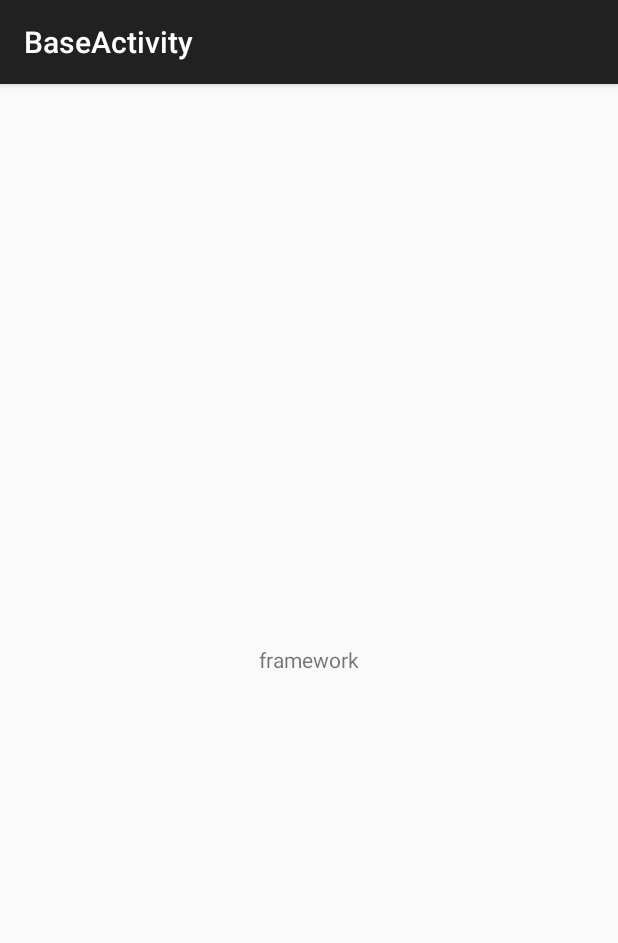
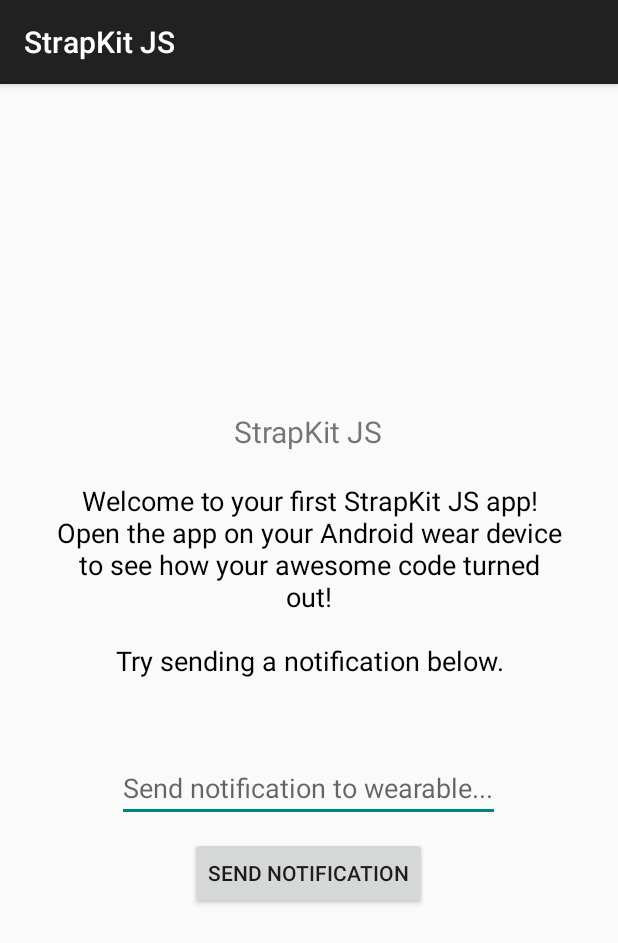
Before and after one commit to strap/strapkit_wear, an Android app: the screen it shows after launch (BaseActivity), on a phone screen of 412 x 824 dp. Shown: the top 943 px of the screen. Run offline under Robolectric (Android 15) with nearby library versions, the phone set to English and light mode, and no system bars.

Commit message:
Added some spruce up chagnes

```diff
--- a/bin/templates/framework/mobile/src/main/java/com/straphq/strapkit/framework/BaseActivity.java
+++ b/bin/templates/framework/mobile/src/main/java/com/straphq/strapkit/framework/BaseActivity.java
@@ -1,10 +1,19 @@
 package com.straphq.strapkit.framework;
 
+import android.app.PendingIntent;
 import android.content.Intent;
 import android.support.v7.app.ActionBarActivity;
 import android.os.Bundle;
+import android.text.TextUtils;
+import android.view.View;
 import android.view.ViewGroup;
 import android.webkit.JavascriptInterface;
+import android.widget.Button;
+import android.widget.EditText;
+
+import android.support.v4.app.NotificationCompat;
+import android.support.v4.app.NotificationManagerCompat;
+import android.support.v4.app.NotificationCompat.WearableExtender;
 
 import com.straphq.strapkit.strapkit_lib.messaging.StrapKitMessageService;
 import com.straphq.strapkit.strapkit_lib.util.StrapKitJsInterface;
@@ -19,8 +28,53 @@ public class BaseActivity extends ActionBarActivity {
         super.onCreate(savedInstanceState);
         setContentView(R.layout.activity_base);
 
+        // This is all you need for an already developed app
         Intent serviceIntent = new Intent(this, StrapKitMessageService.class);
         startService(serviceIntent);
 
+        // This is for the testing of StrapKit JS
+        initializeViews();
+    }
+
+    private EditText mNotificationText;
+    private Button mSendNotification;
+
+    private void initializeViews() {
+
+        mNotificationText = (EditText) findViewById(R.id.notification_edit_text);
+        mSendNotification = (Button) findViewById(R.id.notification_button);
+
+        mSendNotification.setOnClickListener(new View.OnClickListener() {
+            @Override
+            public void onClick(View v) {
+                sendNotification();
+            }
+        });
+
+    }
+
+    private String getNotificationText() {
+        String notificationText = mNotificationText.getText().toString();
+        if (TextUtils.isEmpty(notificationText)) {
+            notificationText = "Congrats on your first wearable notification!";
+        }
+        return notificationText;
+    }
+
+    private void sendNotification() {
+        int notificationId = 001;
+
+        NotificationCompat.Builder notificationBuilder =
+                new NotificationCompat.Builder(this)
+                        .setSmallIcon(R.drawable.ic_launcher)
+                        .setContentTitle("StrapKit JS")
+                        .setContentText(getNotificationText());
+
+// Get an instance of the NotificationManager service
+        NotificationManagerCompat notificationManager =
+                NotificationManagerCompat.from(this);
+
+// Build the notification and issues it with notification manager.
+        notificationManager.notify(notificationId, notificationBuilder.build());
     }
 }
--- a/bin/templates/framework/mobile/src/main/res/layout/activity_base.xml
+++ b/bin/templates/framework/mobile/src/main/res/layout/activity_base.xml
@@ -7,8 +7,47 @@
     android:id="@+id/layout"
     tools:context="com.straphq.strapkit.framework.BaseActivity">
 
-    <TextView android:text="@string/app_name" android:layout_width="wrap_content"
+    <RelativeLayout
+        android:layout_width="match_parent"
         android:layout_height="wrap_content"
-        android:layout_centerInParent="true"/>
+        android:layout_centerInParent="true">
+
+        <TextView android:text="@string/app_name" android:layout_width="wrap_content"
+            android:layout_height="wrap_content"
+            android:layout_centerHorizontal="true"
+            android:layout_alignParentTop="true"
+            android:id="@+id/title_text"
+            android:textSize="20dp"/>
+
+        <TextView
+            android:layout_width="match_parent"
+            android:layout_height="wrap_content"
+            android:textColor="@android:color/black"
+            android:text="@string/app_description"
+            android:padding="20dp"
+            android:gravity="center"
+            android:textSize="18dp"
+            android:id="@+id/description_text"
+            android:layout_below="@id/title_text"/>
+
+        <EditText
+            android:layout_width="wrap_content"
+            android:layout_height="wrap_content"
+            android:hint="@string/notification_text_hint"
+            android:imeOptions="actionGo"
+            android:layout_below="@id/description_text"
+            android:id="@+id/notification_edit_text"
+            android:layout_marginTop="30dp"
+            android:layout_centerHorizontal="true"/>
+
+        <Button
+            android:layout_width="wrap_content"
+            android:layout_height="wrap_content"
+            android:text="@string/notification_button_text"
+            android:id="@+id/notification_button"
+            android:layout_centerHorizontal="true"
+            android:layout_below="@id/notification_edit_text"
+            android:layout_marginTop="10dp" />
+    </RelativeLayout>
 
 </RelativeLayout>
--- a/bin/templates/framework/mobile/src/main/res/values/strings.xml
+++ b/bin/templates/framework/mobile/src/main/res/values/strings.xml
@@ -1,9 +1,12 @@
 <?xml version="1.0" encoding="utf-8"?>
 <resources>
 
-    <string name="app_name">framework</string>
-    <string name="title_activity_base">BaseActivity</string>
+    <string name="app_name">StrapKit JS</string>
+    <string name="title_activity_base">StrapKit JS</string>
     <string name="hello_world">Hello world!</string>
     <string name="action_settings">Settings</string>
+    <string name="app_description">Welcome to your first StrapKit JS app! Open the app on your Android wear device to see how your awesome code turned out!\n\nTry sending a notification below.</string>
+    <string name="notification_text_hint">Send notification to wearable...</string>
+    <string name="notification_button_text">Send Notification</string>
 
 </resources>
--- a/bin/templates/framework/wear/src/main/java/com/straphq/strapkit/framework/StrapKitApplication.java
+++ b/bin/templates/framework/wear/src/main/java/com/straphq/strapkit/framework/StrapKitApplication.java
@@ -23,6 +23,10 @@ public class StrapKitApplication extends Application {
         }
     }
 
+    public boolean hasFinishedSplash() {
+        return mHasFinishedSplash;
+    }
+
     public void finishedSplashPage() {
         mHasFinishedSplash = true;
         Collections.reverse(baseActivities);
--- a/bin/templates/framework/wear/src/main/res/values/strings.xml
+++ b/bin/templates/framework/wear/src/main/res/values/strings.xml
@@ -1,10 +1,10 @@
 <?xml version="1.0" encoding="utf-8"?>
 <resources>
 
-    <string name="app_name">framework</string>
+    <string name="app_name">StrapKit JS</string>
     <string name="hello_round">Hello Round World!</string>
     <string name="hello_square">Hello Square World!</string>
-    <string name="title_activity_splash">SplashActivity</string>
+    <string name="title_activity_splash">StrapKit JS</string>
     <string name="hello_world">Hello world!</string>
     <string name="action_settings">Settings</string>
 
```
Also changed, not shown: bin/templates/framework/wear/src/main/java/com/straphq/strapkit/framework/StrapKitSplashActivity.java (+4 -3 lines), bin/templates/framework/mobile/src/main/res/drawable-hdpi/ic_launcher.png, bin/templates/framework/mobile/src/main/res/drawable-mdpi/ic_launcher.png, bin/templates/framework/mobile/src/main/res/drawable-xhdpi/ic_launcher.png, bin/templates/framework/mobile/src/main/res/drawable-xxhdpi/ic_launcher.png, bin/templates/framework/wear/src/main/res/drawable-hdpi/ic_launcher.png, bin/templates/framework/wear/src/main/res/drawable-mdpi/ic_launcher.png, bin/templates/framework/wear/src/main/res/drawable-xhdpi/ic_launcher.png, bin/templates/framework/wear/src/main/res/drawable-xxhdpi/ic_launcher.png.
